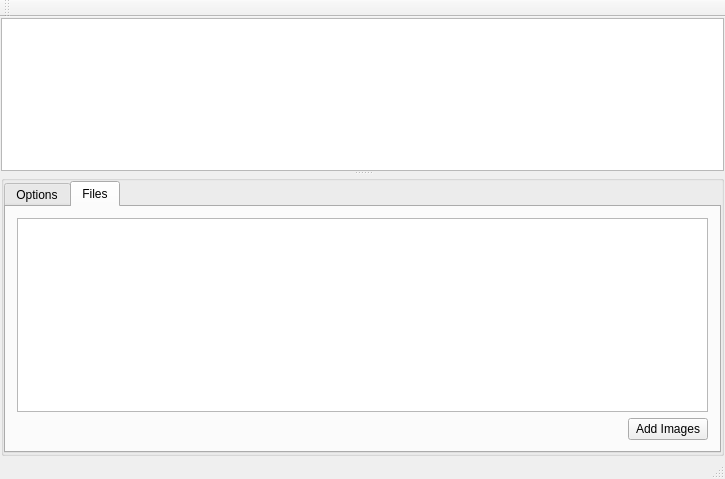
Old version of the form mainwindow.ui in the repository andreisebastianc/Cloud-movement-detection-in-satellite-images.
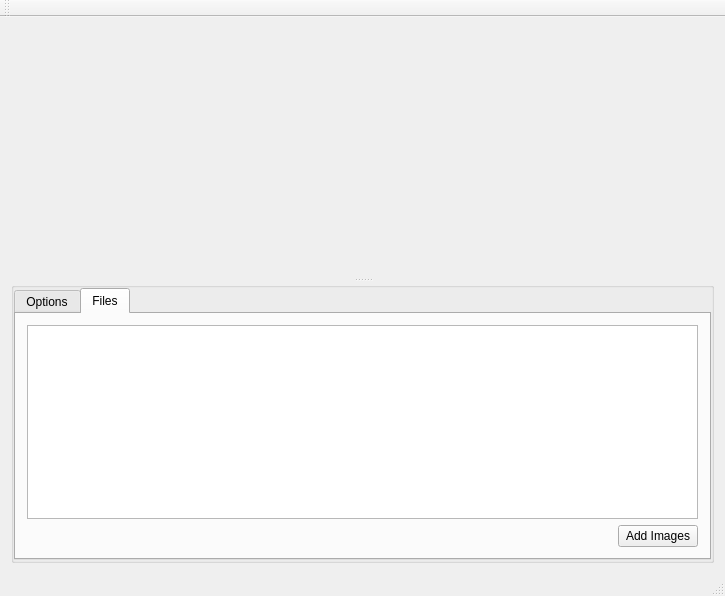
New version of the form.

Commit message: Swapped QGraphicsView with QLabel on the GUI as holder for the images that get displayed.

What changed in the file:
```diff
--- a/mainwindow.ui
+++ b/mainwindow.ui
@@ -7,7 +7,7 @@
     <x>0</x>
     <y>0</y>
     <width>725</width>
-    <height>479</height>
+    <height>575</height>
    </rect>
   </property>
   <property name="sizePolicy">
@@ -21,15 +21,25 @@
   </property>
   <widget class="QWidget" name="centralWidget">
    <layout class="QGridLayout" name="gridLayout_2">
-    <property name="margin">
-     <number>1</number>
-    </property>
     <item row="0" column="0">
      <widget class="QSplitter" name="splitter">
       <property name="orientation">
        <enum>Qt::Vertical</enum>
       </property>
-      <widget class="QGraphicsView" name="graphicsView"/>
+      <widget class="QLabel" name="imageDisplayer">
+       <property name="minimumSize">
+        <size>
+         <width>0</width>
+         <height>250</height>
+        </size>
+       </property>
+       <property name="text">
+        <string/>
+       </property>
+       <property name="alignment">
+        <set>Qt::AlignCenter</set>
+       </property>
+      </widget>
       <widget class="QGroupBox" name="groupBox">
        <property name="sizePolicy">
         <sizepolicy hsizetype="Preferred" vsizetype="Minimum">
@@ -68,9 +78,6 @@
             <string>Files</string>
            </attribute>
            <layout class="QGridLayout" name="gridLayout_3">
-            <item row="0" column="0">
-             <widget class="QListView" name="listView"/>
-            </item>
             <item row="1" column="0">
              <layout class="QHBoxLayout" name="horizontalLayout">
               <item>
@@ -95,6 +102,13 @@
               </item>
              </layout>
             </item>
+            <item row="0" column="0">
+             <widget class="QListWidget" name="filesListWidget">
+              <property name="alternatingRowColors">
+               <bool>true</bool>
+              </property>
+             </widget>
+            </item>
            </layout>
           </widget>
          </widget>
```
The commit also changes 2 other files.
